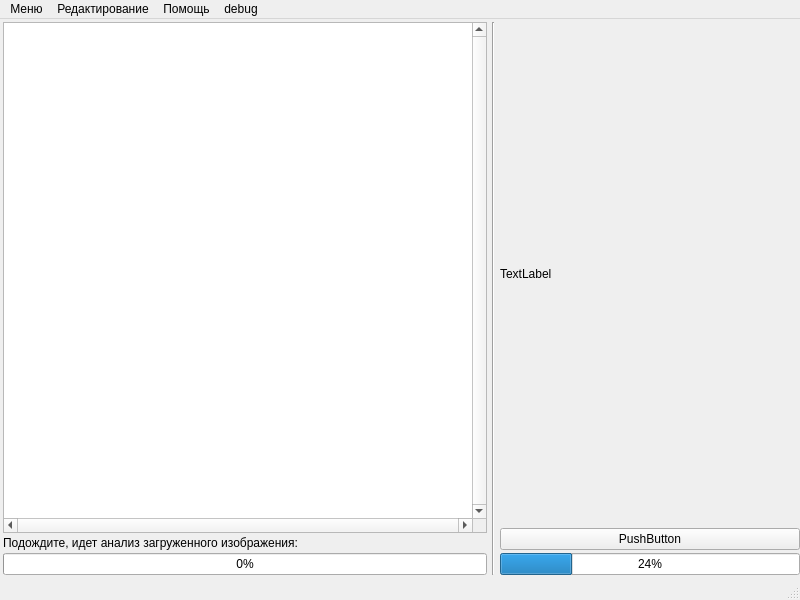
Before: the Qt Designer form mapeditor.ui in komitydev/InteractiveMapEditor, drawn with Qt 5.
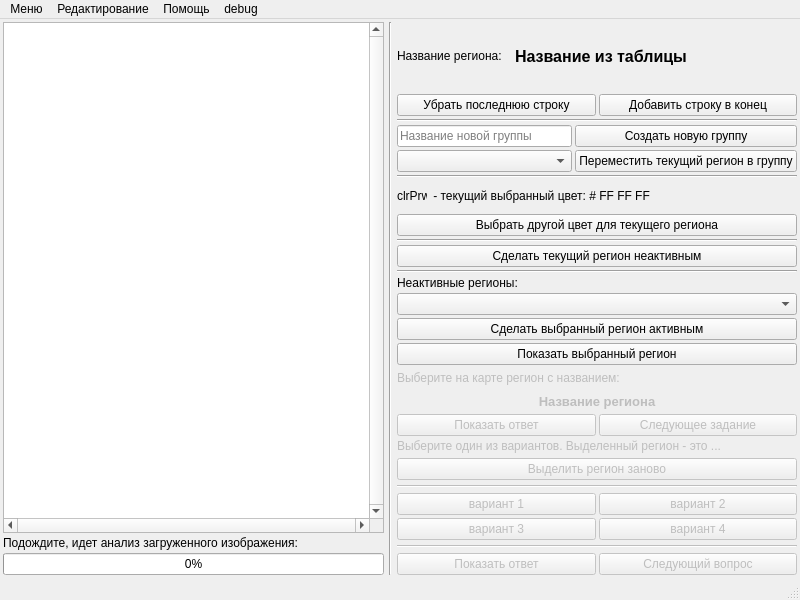
After: the same form once the commit is applied. Icons and pictures are not drawn. Custom widgets are drawn as their Qt base class.

Patch:
```diff
--- a/mapeditor.ui
+++ b/mapeditor.ui
@@ -50,7 +50,7 @@
      <number>3</number>
     </property>
     <property name="rightMargin">
-     <number>0</number>
+     <number>3</number>
     </property>
     <property name="bottomMargin">
      <number>3</number>
@@ -204,7 +204,7 @@
       </property>
       <property name="minimumSize">
        <size>
-        <width>300</width>
+        <width>400</width>
         <height>0</height>
        </size>
       </property>
@@ -234,27 +234,663 @@
         <number>0</number>
        </property>
        <item>
-        <widget class="QLabel" name="label">
-         <property name="text">
-          <string>TextLabel</string>
+        <widget class="QWidget" name="infoTableWidget" native="true">
+         <property name="sizePolicy">
+          <sizepolicy hsizetype="Minimum" vsizetype="Minimum">
+           <horstretch>0</horstretch>
+           <verstretch>0</verstretch>
+          </sizepolicy>
          </property>
-         <property name="alignment">
-          <set>Qt::AlignLeading|Qt::AlignLeft|Qt::AlignVCenter</set>
+         <layout class="QVBoxLayout" name="verticalLayout_8">
+          <property name="spacing">
+           <number>3</number>
+          </property>
+          <property name="leftMargin">
+           <number>0</number>
+          </property>
+          <property name="topMargin">
+           <number>0</number>
+          </property>
+          <property name="rightMargin">
+           <number>0</number>
+          </property>
+          <property name="bottomMargin">
+           <number>0</number>
+          </property>
+          <item>
+           <widget class="QWidget" name="regionCaptionWidget" native="true">
+            <property name="sizePolicy">
+             <sizepolicy hsizetype="Preferred" vsizetype="Fixed">
+              <horstretch>0</horstretch>
+              <verstretch>0</verstretch>
+             </sizepolicy>
+            </property>
+            <layout class="QHBoxLayout" name="horizontalLayout_3">
+             <property name="spacing">
+              <number>3</number>
+             </property>
+             <property name="leftMargin">
+              <number>0</number>
+             </property>
+             <property name="topMargin">
+              <number>0</number>
+             </property>
+             <property name="rightMargin">
+              <number>0</number>
+             </property>
+             <property name="bottomMargin">
+              <number>0</number>
+             </property>
+             <item>
+              <widget class="QLabel" name="regionCaptionLabel">
+               <property name="sizePolicy">
+                <sizepolicy hsizetype="Fixed" vsizetype="Fixed">
+                 <horstretch>0</horstretch>
+                 <verstretch>0</verstretch>
+                </sizepolicy>
+               </property>
+               <property name="minimumSize">
+                <size>
+                 <width>40</width>
+                 <height>0</height>
+                </size>
+               </property>
+               <property name="text">
+                <string>Название региона:   </string>
+               </property>
+               <property name="textInteractionFlags">
+                <set>Qt::NoTextInteraction</set>
+               </property>
+              </widget>
+             </item>
+             <item>
+              <widget class="QLabel" name="regionCaptionFromTable">
+               <property name="font">
+                <font>
+                 <family>MS Shell Dlg 2</family>
+                 <pointsize>12</pointsize>
+                 <weight>75</weight>
+                 <bold>true</bold>
+                </font>
+               </property>
+               <property name="text">
+                <string>Название из таблицы</string>
+               </property>
+              </widget>
+             </item>
+            </layout>
+           </widget>
+          </item>
+         </layout>
+        </widget>
+       </item>
+       <item>
+        <widget class="QWidget" name="editPanelWidget" native="true">
+         <property name="enabled">
+          <bool>true</bool>
          </property>
+         <property name="sizePolicy">
+          <sizepolicy hsizetype="Preferred" vsizetype="Fixed">
+           <horstretch>0</horstretch>
+           <verstretch>0</verstretch>
+          </sizepolicy>
+         </property>
+         <layout class="QVBoxLayout" name="verticalLayout_3">
+          <property name="spacing">
+           <number>3</number>
+          </property>
+          <property name="leftMargin">
+           <number>0</number>
+          </property>
+          <property name="topMargin">
+           <number>0</number>
+          </property>
+          <property name="rightMargin">
+           <number>0</number>
+          </property>
+          <property name="bottomMargin">
+           <number>0</number>
+          </property>
+          <item>
+           <widget class="QWidget" name="rowManipulationWidget" native="true">
+            <layout class="QHBoxLayout" name="horizontalLayout_6">
+             <property name="spacing">
+              <number>3</number>
+             </property>
+             <property name="leftMargin">
+              <number>0</number>
+             </property>
+             <property name="topMargin">
+              <number>0</number>
+             </property>
+             <property name="rightMargin">
+              <number>0</number>
+             </property>
+             <property name="bottomMargin">
+              <number>0</number>
+             </property>
+             <item>
+              <widget class="QPushButton" name="deleteLastRow">
+               <property name="text">
+                <string>Убрать последнюю строку</string>
+               </property>
+              </widget>
+             </item>
+             <item>
+              <widget class="QPushButton" name="addLastRow">
+               <property name="text">
+                <string>Добавить строку в конец</string>
+               </property>
+              </widget>
+             </item>
+            </layout>
+           </widget>
+          </item>
+          <item>
+           <widget class="Line" name="visualSeparator0">
+            <property name="orientation">
+             <enum>Qt::Horizontal</enum>
+            </property>
+           </widget>
+          </item>
+          <item>
+           <widget class="QWidget" name="regionGroupsControl" native="true">
+            <layout class="QGridLayout" name="gridLayout_2">
+             <property name="leftMargin">
+              <number>0</number>
+             </property>
+             <property name="topMargin">
+              <number>0</number>
+             </property>
+             <property name="rightMargin">
+              <number>0</number>
+             </property>
+             <property name="bottomMargin">
+              <number>0</number>
+             </property>
+             <property name="spacing">
+              <number>3</number>
+             </property>
+             <item row="0" column="0">
+              <widget class="QLineEdit" name="groupCreation">
+               <property name="placeholderText">
+                <string>Название новой группы</string>
+               </property>
+              </widget>
+             </item>
+             <item row="0" column="1">
+              <widget class="QPushButton" name="createNewGroup">
+               <property name="text">
+                <string>Создать новую группу</string>
+               </property>
+              </widget>
+             </item>
+             <item row="1" column="0">
+              <widget class="QComboBox" name="groupList">
+               <property name="placeholderText">
+                <string>Список групп...</string>
+               </property>
+              </widget>
+             </item>
+             <item row="1" column="1">
+              <widget class="QPushButton" name="putCurrentRegionIntoGroup">
+               <property name="text">
+                <string>Переместить текущий регион в группу</string>
+               </property>
+              </widget>
+             </item>
+            </layout>
+           </widget>
+          </item>
+          <item>
+           <widget class="Line" name="visualseparator3">
+            <property name="orientation">
+             <enum>Qt::Horizontal</enum>
+            </property>
+           </widget>
+          </item>
+          <item>
+           <widget class="QWidget" name="colorChoiceWidget" native="true">
+            <layout class="QVBoxLayout" name="verticalLayout_5">
+             <property name="spacing">
+              <number>3</number>
+             </property>
+             <property name="leftMargin">
+              <number>0</number>
+             </property>
+             <property name="topMargin">
+              <number>0</number>
+             </property>
+             <property name="rightMargin">
+              <number>0</number>
+             </property>
+             <property name="bottomMargin">
+              <number>0</number>
+             </property>
+             <item>
+              <widget class="QWidget" name="colorPreviewWidget" native="true">
+               <layout class="QHBoxLayout" name="horizontalLayout_2">
+                <property name="spacing">
+                 <number>3</number>
+                </property>
+                <property name="leftMargin">
+                 <number>0</number>
+                </property>
+                <property name="topMargin">
+                 <number>0</number>
+                </property>
+                <property name="rightMargin">
+                 <number>0</number>
+                </property>
+                <property name="bottomMargin">
+                 <number>0</number>
+                </property>
+                <item>
+                 <widget class="QLabel" name="colorPreviewPixmap">
+                  <property name="minimumSize">
+                   <size>
+                    <width>30</width>
+                    <height>30</height>
+                   </size>
+                  </property>
+                  <property name="maximumSize">
+                   <size>
+                    <width>30</width>
+                    <height>30</height>
+                   </size>
+                  </property>
+                  <property name="text">
+                   <string>clrPrw</string>
+                  </property>
+                 </widget>
+                </item>
+                <item>
+                 <widget class="QLabel" name="colorPreviewLabel">
+                  <property name="text">
+                   <string> - текущий выбранный цвет: # FF FF FF</string>
+                  </property>
+                 </widget>
+                </item>
+               </layout>
+              </widget>
+             </item>
+             <item>
+              <widget class="QPushButton" name="colorDialogButton">
+               <property name="text">
+                <string>Выбрать другой цвет для текущего региона</string>
+               </property>
+              </widget>
+             </item>
+            </layout>
+           </widget>
+          </item>
+          <item>
+           <widget class="Line" name="visualSeparator1">
+            <property name="orientation">
+             <enum>Qt::Horizontal</enum>
+            </property>
+           </widget>
+          </item>
+          <item>
+           <widget class="QPushButton" name="makeRegionInactive">
+            <property name="text">
+             <string>Сделать текущий регион неактивным</string>
+            </property>
+           </widget>
+          </item>
+          <item>
+           <widget class="Line" name="visualSeparator2">
+            <property name="orientation">
+             <enum>Qt::Horizontal</enum>
+            </property>
+           </widget>
+          </item>
+          <item>
+           <widget class="QWidget" name="inactiveRegionsWidget" native="true">
+            <layout class="QVBoxLayout" name="verticalLayout_6">
+             <property name="spacing">
+              <number>3</number>
+             </property>
+             <property name="leftMargin">
+              <number>0</number>
+             </property>
+             <property name="topMargin">
+              <number>0</number>
+             </property>
+             <property name="rightMargin">
+              <number>0</number>
+             </property>
+             <property name="bottomMargin">
+              <number>0</number>
+             </property>
+             <item>
+              <widget class="QLabel" name="inactiveRegionsLabel">
+               <property name="text">
+                <string>Неактивные регионы:</string>
+               </property>
+              </widget>
+             </item>
+             <item>
+              <widget class="QComboBox" name="inactiveRegionsList">
+               <property name="currentText">
+                <string notr="true">Выберите регион из выпадающего списка...</string>
+               </property>
+               <property name="placeholderText">
+                <string>Выберите регион из выпадающего списка...</string>
+               </property>
+               <property name="frame">
+                <bool>true</bool>
+               </property>
+              </widget>
+             </item>
+             <item>
+              <widget class="QPushButton" name="makeRegionActive">
+               <property name="text">
+                <string>Сделать выбранный регион активным</string>
+               </property>
+              </widget>
+             </item>
+             <item>
+              <widget class="QPushButton" name="showInactiveRegion">
+               <property name="text">
+                <string>Показать выбранный регион</string>
+               </property>
+              </widget>
+             </item>
+            </layout>
+           </widget>
+          </item>
+         </layout>
         </widget>
        </item>
        <item>
-        <widget class="QPushButton" name="pushButton">
-         <property name="text">
-          <string>PushButton</string>
+        <widget class="QWidget" name="selectQuizWidget" native="true">
+         <property name="enabled">
+          <bool>false</bool>
          </property>
+         <property name="sizePolicy">
+          <sizepolicy hsizetype="Preferred" vsizetype="Fixed">
+           <horstretch>0</horstretch>
+           <verstretch>0</verstretch>
+          </sizepolicy>
+         </property>
+         <layout class="QVBoxLayout" name="verticalLayout_7">
+          <property name="spacing">
+           <number>3</number>
+          </property>
+          <property name="leftMargin">
+           <number>0</number>
+          </property>
+          <property name="topMargin">
+           <number>0</number>
+          </property>
+          <property name="rightMargin">
+           <number>0</number>
+          </property>
+          <property name="bottomMargin">
+           <number>0</number>
+          </property>
+          <item>
+           <widget class="QLabel" name="selectQuizCaption">
+            <property name="sizePolicy">
+             <sizepolicy hsizetype="Preferred" vsizetype="Fixed">
+              <horstretch>0</horstretch>
+              <verstretch>0</verstretch>
+             </sizepolicy>
+            </property>
+            <property name="maximumSize">
+             <size>
+              <width>16777215</width>
+              <height>20</height>
+             </size>
+            </property>
+            <property name="font">
+             <font>
+              <underline>false</underline>
+             </font>
+            </property>
+            <property name="text">
+             <string>Выберите на карте регион с названием:</string>
+            </property>
+            <property name="wordWrap">
+             <bool>true</bool>
+            </property>
+            <property name="textInteractionFlags">
+             <set>Qt::NoTextInteraction</set>
+            </property>
+           </widget>
+          </item>
+          <item>
+           <widget class="QLabel" name="selectQuizTarget">
+            <property name="sizePolicy">
+             <sizepolicy hsizetype="Preferred" vsizetype="Fixed">
+              <horstretch>0</horstretch>
+              <verstretch>0</verstretch>
+             </sizepolicy>
+            </property>
+            <property name="minimumSize">
+             <size>
+              <width>0</width>
+              <height>20</height>
+             </size>
+            </property>
+            <property name="font">
+             <font>
+              <pointsize>10</pointsize>
+              <weight>75</weight>
+              <bold>true</bold>
+             </font>
+            </property>
+            <property name="text">
+             <string>Название региона</string>
+            </property>
+            <property name="alignment">
+             <set>Qt::AlignCenter</set>
+            </property>
+            <property name="textInteractionFlags">
+             <set>Qt::NoTextInteraction</set>
+            </property>
+           </widget>
+          </item>
+          <item>
+           <widget class="QWidget" name="selectQuizButtonWidget" native="true">
+            <property name="sizePolicy">
+             <sizepolicy hsizetype="Preferred" vsizetype="Fixed">
+              <horstretch>0</horstretch>
+              <verstretch>0</verstretch>
+             </sizepolicy>
+            </property>
+            <layout class="QHBoxLayout" name="horizontalLayout_4">
+             <property name="spacing">
+              <number>3</number>
+             </property>
+             <property name="leftMargin">
+              <number>0</number>
+             </property>
+             <property name="topMargin">
+              <number>0</number>
+             </property>
+             <property name="rightMargin">
+              <number>0</number>
+             </property>
+             <property name="bottomMargin">
+              <number>0</number>
+             </property>
+             <item>
+              <widget class="QPushButton" name="selectQuizShowTargetButton">
+               <property name="text">
+                <string>Показать ответ</string>
+               </property>
+               <property name="checkable">
+                <bool>false</bool>
+               </property>
+               <property name="checked">
+                <bool>false</bool>
+               </property>
+               <property name="flat">
+                <bool>false</bool>
+               </property>
+              </widget>
+             </item>
+             <item>
+              <widget class="QPushButton" name="selectQuizNextQuestionButton">
+               <property name="text">
+                <string>Следующее задание</string>
+               </property>
+              </widget>
+             </item>
+            </layout>
+           </widget>
+          </item>
+         </layout>
         </widget>
        </item>
        <item>
-        <widget class="QProgressBar" name="progressBar">
-         <property name="value">
-          <number>24</number>
+        <widget class="QWidget" name="guessQuizWidget" native="true">
+         <property name="enabled">
+          <bool>false</bool>
          </property>
+         <layout class="QVBoxLayout" name="verticalLayout_4">
+          <property name="spacing">
+           <number>5</number>
+          </property>
+          <property name="leftMargin">
+           <number>0</number>
+          </property>
+          <property name="topMargin">
+           <number>0</number>
+          </property>
+          <property name="rightMargin">
+           <number>0</number>
+          </property>
+          <property name="bottomMargin">
+           <number>0</number>
+          </property>
+          <item>
+           <widget class="QLabel" name="label">
+            <property name="text">
+             <string>Выберите один из вариантов. Выделенный регион - это ...</string>
+            </property>
+            <property name="wordWrap">
+             <bool>true</bool>
+            </property>
+           </widget>
+          </item>
+          <item>
+           <widget class="QPushButton" name="pushButton">
+            <property name="text">
+             <string>Выделить регион заново</string>
+            </property>
+           </widget>
+          </item>
+          <item>
+           <widget class="Line" name="line">
+            <property name="orientation">
+             <enum>Qt::Horizontal</enum>
+            </property>
+           </widget>
+          </item>
+          <item>
+           <widget class="QWidget" name="widget_2" native="true">
+            <layout class="QGridLayout" name="gridLayout">
+             <property name="sizeConstraint">
+              <enum>QLayout::SetDefaultConstraint</enum>
+             </property>
+             <property name="leftMargin">
+              <number>0</number>
+             </property>
+             <property name="topMargin">
+              <number>0</number>
+             </property>
+             <property name="rightMargin">
+              <number>0</number>
+             </property>
+             <property name="bottomMargin">
+              <number>0</number>
+             </property>
+             <property name="spacing">
+              <number>3</number>
+             </property>
+             <item row="2" column="1">
+              <widget class="QPushButton" name="pushButton_5">
+               <property name="text">
+                <string>вариант 4</string>
+               </property>
+              </widget>
+             </item>
+             <item row="1" column="1">
+              <widget class="QPushButton" name="pushButton_2">
+               <property name="text">
+                <string>вариант 2</string>
+               </property>
+              </widget>
+             </item>
+             <item row="1" column="0">
+              <widget class="QPushButton" name="pushButton_3">
+               <property name="sizePolicy">
+                <sizepolicy hsizetype="Minimum" vsizetype="Fixed">
+                 <horstretch>0</horstretch>
+                 <verstretch>0</verstretch>
+                </sizepolicy>
+               </property>
+               <property name="text">
+                <string>вариант 1</string>
+               </property>
+              </widget>
+             </item>
+             <item row="2" column="0">
+              <widget class="QPushButton" name="pushButton_4">
+               <property name="text">
+                <string>вариант 3</string>
+               </property>
+              </widget>
+             </item>
+            </layout>
+           </widget>
+          </item>
+          <item>
+           <widget class="Line" name="line_2">
+            <property name="orientation">
+             <enum>Qt::Horizontal</enum>
+            </property>
+           </widget>
+          </item>
+          <item>
+           <widget class="QWidget" name="widget_3" native="true">
+            <layout class="QHBoxLayout" name="horizontalLayout_5">
+             <property name="spacing">
+              <number>3</number>
+             </property>
+             <property name="leftMargin">
+              <number>0</number>
+             </property>
+             <property name="topMargin">
+              <number>0</number>
+             </property>
+             <property name="rightMargin">
+              <number>0</number>
+             </property>
+             <property name="bottomMargin">
+              <number>0</number>
+             </property>
+             <item>
+              <widget class="QPushButton" name="pushButton_6">
+               <property name="text">
+                <string>Показать ответ</string>
+               </property>
+              </widget>
+             </item>
+             <item>
+              <widget class="QPushButton" name="pushButton_7">
+               <property name="text">
+                <string>Следующий вопрос</string>
+               </property>
+              </widget>
+             </item>
+            </layout>
+           </widget>
+          </item>
+         </layout>
         </widget>
        </item>
       </layout>
```
